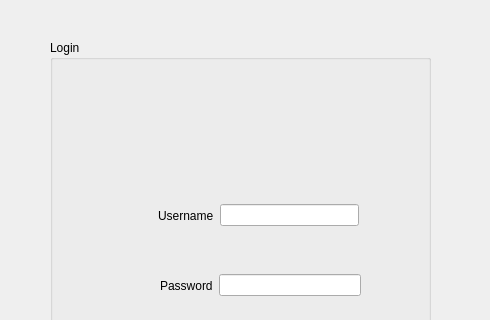
Above: login.ui from aminabkl/Departement_Management before the change; both pictures show x 310 to 800 and y 0 to 320 of the 800 by 600 pixel window. Below: the same form after it.
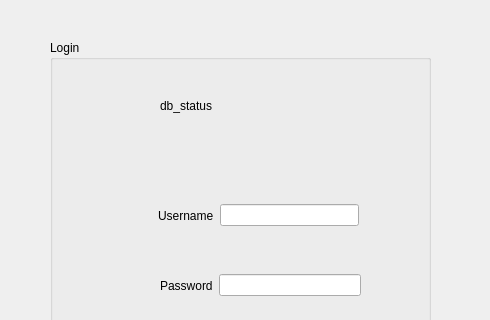
That is the form after the change.

```diff
--- a/login.ui
+++ b/login.ui
@@ -38,7 +38,7 @@
      <string>Login</string>
     </property>
    </widget>
-   <widget class="QWidget" name="">
+   <widget class="QWidget" name="layoutWidget">
     <property name="geometry">
      <rect>
       <x>108</x>
@@ -60,7 +60,7 @@
      </item>
     </layout>
    </widget>
-   <widget class="QWidget" name="">
+   <widget class="QWidget" name="layoutWidget">
     <property name="geometry">
      <rect>
       <x>110</x>
@@ -82,6 +82,19 @@
      </item>
     </layout>
    </widget>
+   <widget class="QLabel" name="db_status">
+    <property name="geometry">
+     <rect>
+      <x>110</x>
+      <y>50</y>
+      <width>161</width>
+      <height>31</height>
+     </rect>
+    </property>
+    <property name="text">
+     <string>db_status</string>
+    </property>
+   </widget>
   </widget>
  </widget>
  <resources/>
```
